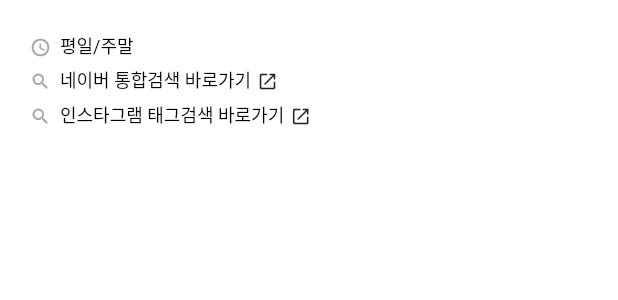
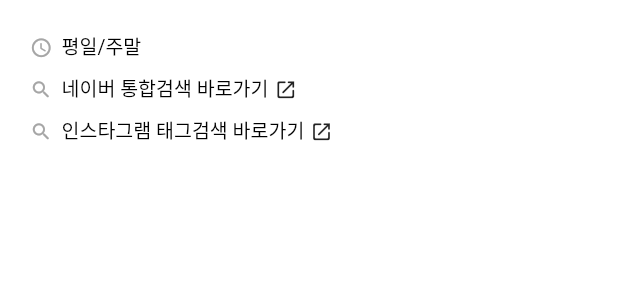
Before and after one commit to inhibitor1217/coffee-hmm, a Flutter app: the CafeDetailInfo widget shown alone on an empty page, opened directly with empty values, on a phone screen of 412 x 824 dp. Shown: the top 300 px of the screen. Run offline on Flutter 3.47's test engine with Material 2 defaults, Android fonts, the phone set to English and light mode, and no system bars; our stand-ins replace cached_network_image, firebase_core, flutter_svg, fluttertoast, package_info_plus, webview_flutter; accounts and stored records are empty; network calls fail.

Commit message:
fix: 폰트크기 및 여백 수정

```diff
--- a/mobile_app/lib/view/cafe_detail/cafe_detail_info.dart
+++ b/mobile_app/lib/view/cafe_detail/cafe_detail_info.dart
@@ -36,13 +36,13 @@ class CafeDetailInfo extends StatelessWidget {
           CafeInfoItem(
             text: data.hour,
             icon: Icons.access_time_rounded,
-            margin: EdgeInsets.only(bottom: 8),
+            margin: EdgeInsets.only(bottom: 12),
           ),
         if (hasCafeMetadata(data.address))
           CafeInfoItem(
             text: data.address,
             icon: Icons.place_rounded,
-            margin: EdgeInsets.only(bottom: 8),
+            margin: EdgeInsets.only(bottom: 12),
           ),
         if (hasCafeMetadata(data.line) && hasCafeMetadata(data.station))
           CafeDetailSubwayLineItem(station: data.station, line: data.line),
@@ -50,7 +50,7 @@ class CafeDetailInfo extends StatelessWidget {
           CafeInfoItem(
             text: data.call,
             icon: Icons.call,
-            margin: EdgeInsets.only(bottom: 8),
+            margin: EdgeInsets.only(bottom: 12),
           ),
         CafeInfoItem(
           text: '네이버 통합검색 바로가기',
@@ -58,7 +58,7 @@ class CafeDetailInfo extends StatelessWidget {
           subIcon: Icons.launch_rounded,
           onPressed: () =>
               handleNaverClick(cafe.name + ' ' + cafe.place.name, context),
-          margin: EdgeInsets.only(bottom: 8),
+          margin: EdgeInsets.only(bottom: 12),
         ),
         CafeInfoItem(
           text: '인스타그램 태그검색 바로가기',
--- a/mobile_app/lib/view/cafe_main/cafe_main_info.dart
+++ b/mobile_app/lib/view/cafe_main/cafe_main_info.dart
@@ -23,7 +23,6 @@ class CafeMainInfo extends StatelessWidget {
             if (hasCafeMetadata(data.hour))
               CafeInfoItem(
                 text: data.hour,
-                fontSize: 13,
                 icon: Icons.access_time_rounded,
                 margin: EdgeInsets.only(bottom: 4),
               ),
--- a/mobile_app/lib/view/common/cafe_info_item.dart
+++ b/mobile_app/lib/view/common/cafe_info_item.dart
@@ -22,7 +22,7 @@ class CafeInfoItem extends StatelessWidget {
 
   @override
   Widget build(BuildContext context) {
-    final _iconSize = (fontSize ?? 12) + 2;
+    final _iconSize = (fontSize ?? 13) + 2;
     return Container(
         margin: margin,
         child: Row(
--- a/mobile_app/lib/view/common/text_info.dart
+++ b/mobile_app/lib/view/common/text_info.dart
@@ -13,7 +13,7 @@ class TextInfo extends StatelessWidget {
       child: Text(text,
           style: TextStyle(
             color: Colors.black,
-            fontSize: fontSize ?? 12,
+            fontSize: fontSize ?? 13,
             height: 1.2,
           )),
       onTap: onPressed,
```
